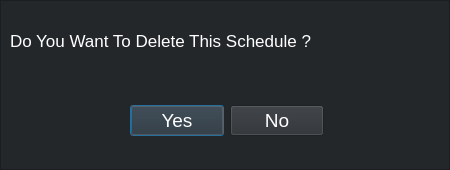
Old version of the form UI_files/Schedules/schedule_delete_dialogbox.ui in the repository KuroNeko717/Cue.
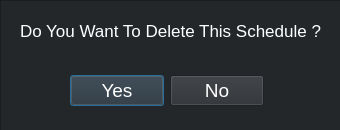
New version of the form.

The edit to the form file:
```diff
--- a/UI_files/Schedules/schedule_delete_dialogbox.ui
+++ b/UI_files/Schedules/schedule_delete_dialogbox.ui
@@ -6,10 +6,22 @@
    <rect>
     <x>0</x>
     <y>0</y>
-    <width>450</width>
-    <height>170</height>
+    <width>340</width>
+    <height>130</height>
    </rect>
   </property>
+  <property name="minimumSize">
+   <size>
+    <width>340</width>
+    <height>130</height>
+   </size>
+  </property>
+  <property name="maximumSize">
+   <size>
+    <width>340</width>
+    <height>130</height>
+   </size>
+  </property>
   <property name="windowTitle">
    <string>Dialog</string>
   </property>
@@ -35,8 +47,8 @@
    <widget class="QWidget" name="horizontalLayoutWidget">
     <property name="geometry">
      <rect>
-      <x>130</x>
-      <y>90</y>
+      <x>70</x>
+      <y>60</y>
       <width>194</width>
       <height>61</height>
      </rect>
@@ -81,9 +93,9 @@
    <widget class="QLabel" name="label_s_d">
     <property name="geometry">
      <rect>
-      <x>10</x>
-      <y>20</y>
-      <width>431</width>
+      <x>20</x>
+      <y>10</y>
+      <width>321</width>
       <height>41</height>
      </rect>
     </property>
```
